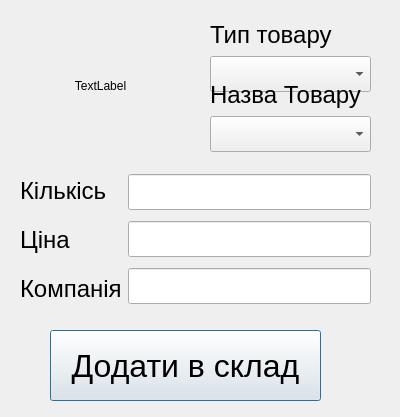
This is new_arrival.ui in fedaktaras/Chocolat as Qt 5 draws it before an edit. The edited form follows.
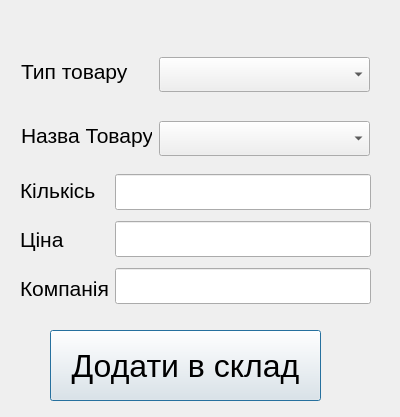
This is the edited form.

Diff of the .ui file:
```diff
--- a/new_arrival.ui
+++ b/new_arrival.ui
@@ -13,22 +13,6 @@
   <property name="windowTitle">
    <string>Dialog</string>
   </property>
-  <widget class="QLabel" name="label_5">
-   <property name="geometry">
-    <rect>
-     <x>10</x>
-     <y>20</y>
-     <width>181</width>
-     <height>131</height>
-    </rect>
-   </property>
-   <property name="text">
-    <string>TextLabel</string>
-   </property>
-   <property name="alignment">
-    <set>Qt::AlignCenter</set>
-   </property>
-  </widget>
   <widget class="QPushButton" name="pushButtonadd">
    <property name="geometry">
     <rect>
@@ -47,72 +31,6 @@
     <string>Додати в склад</string>
    </property>
   </widget>
-  <widget class="QWidget" name="layoutWidget">
-   <property name="geometry">
-    <rect>
-     <x>210</x>
-     <y>20</y>
-     <width>161</width>
-     <height>72</height>
-    </rect>
-   </property>
-   <layout class="QVBoxLayout" name="verticalLayout">
-    <item>
-     <widget class="QLabel" name="label">
-      <property name="font">
-       <font>
-        <pointsize>18</pointsize>
-       </font>
-      </property>
-      <property name="text">
-       <string>Тип товару</string>
-      </property>
-     </widget>
-    </item>
-    <item>
-     <widget class="QComboBox" name="comboBox_2">
-      <property name="font">
-       <font>
-        <pointsize>18</pointsize>
-       </font>
-      </property>
-     </widget>
-    </item>
-   </layout>
-  </widget>
-  <widget class="QWidget" name="layoutWidget">
-   <property name="geometry">
-    <rect>
-     <x>210</x>
-     <y>80</y>
-     <width>161</width>
-     <height>72</height>
-    </rect>
-   </property>
-   <layout class="QVBoxLayout" name="verticalLayout_2">
-    <item>
-     <widget class="QLabel" name="label_2">
-      <property name="font">
-       <font>
-        <pointsize>18</pointsize>
-       </font>
-      </property>
-      <property name="text">
-       <string>Назва Товару</string>
-      </property>
-     </widget>
-    </item>
-    <item>
-     <widget class="QComboBox" name="comboBox">
-      <property name="font">
-       <font>
-        <pointsize>18</pointsize>
-       </font>
-      </property>
-     </widget>
-    </item>
-   </layout>
-  </widget>
   <widget class="QWidget" name="layoutWidget">
    <property name="geometry">
     <rect>
@@ -129,7 +47,7 @@
        <widget class="QLabel" name="label_3">
         <property name="font">
          <font>
-          <pointsize>18</pointsize>
+          <pointsize>16</pointsize>
          </font>
         </property>
         <property name="text">
@@ -141,7 +59,7 @@
        <widget class="QLabel" name="label_4">
         <property name="font">
          <font>
-          <pointsize>18</pointsize>
+          <pointsize>16</pointsize>
          </font>
         </property>
         <property name="text">
@@ -153,7 +71,7 @@
        <widget class="QLabel" name="label_6">
         <property name="font">
          <font>
-          <pointsize>18</pointsize>
+          <pointsize>16</pointsize>
          </font>
         </property>
         <property name="text">
@@ -196,6 +114,72 @@
     </item>
    </layout>
   </widget>
+  <widget class="QComboBox" name="comboBox">
+   <property name="geometry">
+    <rect>
+     <x>159</x>
+     <y>121</y>
+     <width>211</width>
+     <height>35</height>
+    </rect>
+   </property>
+   <property name="font">
+    <font>
+     <pointsize>15</pointsize>
+    </font>
+   </property>
+  </widget>
+  <widget class="QLabel" name="label_2">
+   <property name="geometry">
+    <rect>
+     <x>21</x>
+     <y>121</y>
+     <width>131</width>
+     <height>29</height>
+    </rect>
+   </property>
+   <property name="font">
+    <font>
+     <pointsize>16</pointsize>
+    </font>
+   </property>
+   <property name="text">
+    <string>Назва Товару</string>
+   </property>
+  </widget>
+  <widget class="QLabel" name="label">
+   <property name="geometry">
+    <rect>
+     <x>21</x>
+     <y>57</y>
+     <width>111</width>
+     <height>29</height>
+    </rect>
+   </property>
+   <property name="font">
+    <font>
+     <pointsize>16</pointsize>
+    </font>
+   </property>
+   <property name="text">
+    <string>Тип товару</string>
+   </property>
+  </widget>
+  <widget class="QComboBox" name="comboBox_2">
+   <property name="geometry">
+    <rect>
+     <x>159</x>
+     <y>57</y>
+     <width>211</width>
+     <height>35</height>
+    </rect>
+   </property>
+   <property name="font">
+    <font>
+     <pointsize>15</pointsize>
+    </font>
+   </property>
+  </widget>
  </widget>
  <resources/>
  <connections/>
```
